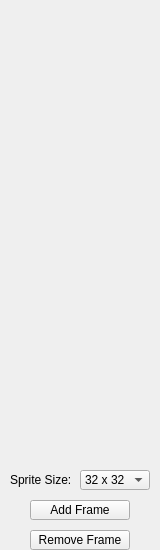
Before: the Qt Designer form framelistsection.ui in Chromecore/Sprite-Editor, drawn with Qt 5.
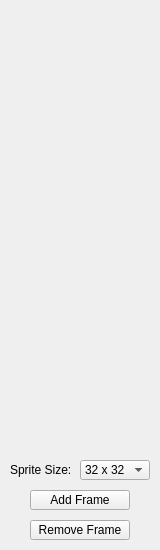
After: the same form once the commit is applied.

Patch:
```diff
--- a/framelistsection.ui
+++ b/framelistsection.ui
@@ -17,7 +17,7 @@
    <property name="geometry">
     <rect>
      <x>30</x>
-     <y>500</y>
+     <y>490</y>
      <width>100</width>
      <height>20</height>
     </rect>
@@ -30,7 +30,7 @@
    <property name="geometry">
     <rect>
      <x>30</x>
-     <y>530</y>
+     <y>520</y>
      <width>100</width>
      <height>20</height>
     </rect>
@@ -43,7 +43,7 @@
    <property name="geometry">
     <rect>
      <x>10</x>
-     <y>470</y>
+     <y>460</y>
      <width>70</width>
      <height>20</height>
     </rect>
@@ -56,7 +56,7 @@
    <property name="geometry">
     <rect>
      <x>80</x>
-     <y>470</y>
+     <y>460</y>
      <width>70</width>
      <height>20</height>
     </rect>
```
